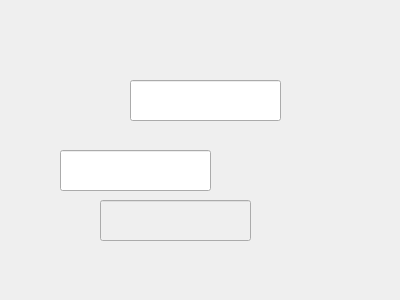
qqsskk/AgvCtrlSys, file TaskForm.ui: the form before one commit.
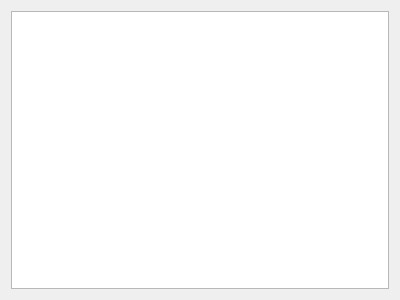
The form after the commit. Custom widgets are drawn as their Qt base class.

Patch:
```diff
--- a/TaskForm.ui
+++ b/TaskForm.ui
@@ -13,45 +13,17 @@
   <property name="windowTitle">
    <string>Form</string>
   </property>
-  <widget class="LineEditEx" name="lineEdit">
-   <property name="geometry">
-    <rect>
-     <x>130</x>
-     <y>80</y>
-     <width>151</width>
-     <height>41</height>
-    </rect>
-   </property>
-  </widget>
-  <widget class="LineEditEx" name="lineEdit_2">
-   <property name="geometry">
-    <rect>
-     <x>60</x>
-     <y>150</y>
-     <width>151</width>
-     <height>41</height>
-    </rect>
-   </property>
-  </widget>
-  <widget class="LineEditEx" name="lineEdit_3">
-   <property name="enabled">
-    <bool>false</bool>
-   </property>
-   <property name="geometry">
-    <rect>
-     <x>100</x>
-     <y>200</y>
-     <width>151</width>
-     <height>41</height>
-    </rect>
-   </property>
-  </widget>
+  <layout class="QGridLayout" name="gridLayout">
+   <item row="0" column="0">
+    <widget class="TableViewEx" name="tableView"/>
+   </item>
+  </layout>
  </widget>
  <customwidgets>
   <customwidget>
-   <class>LineEditEx</class>
-   <extends>QLineEdit</extends>
-   <header>LineEditEx.h</header>
+   <class>TableViewEx</class>
+   <extends>QTableView</extends>
+   <header>TableViewEx.h</header>
   </customwidget>
  </customwidgets>
  <resources/>
```
